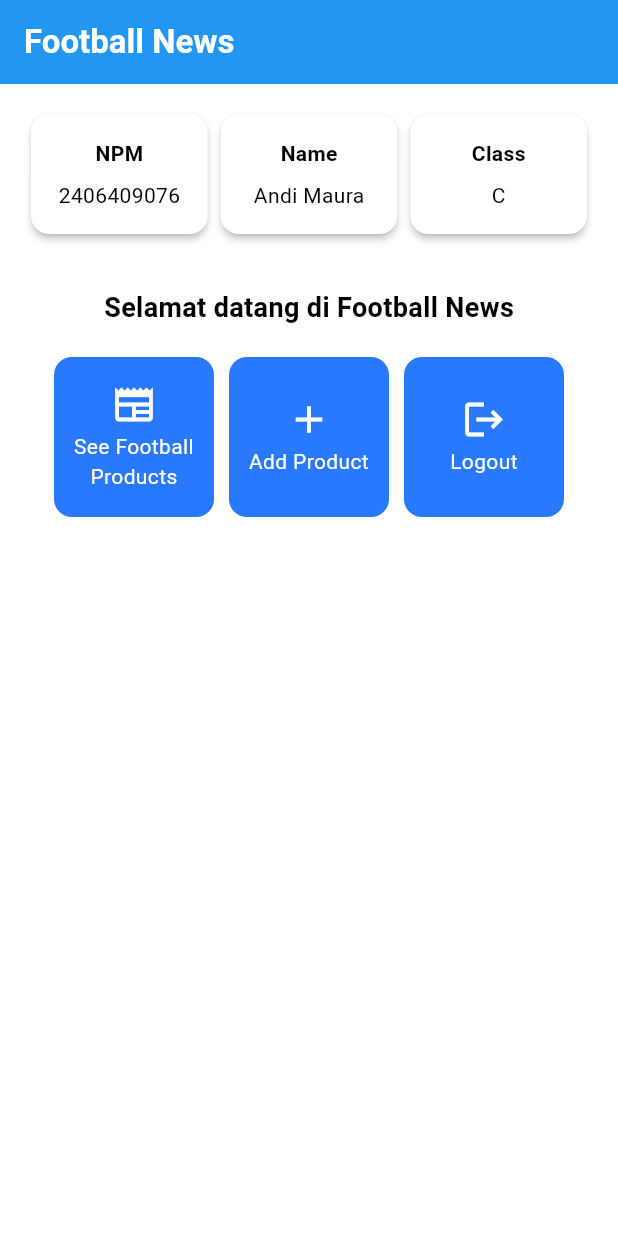
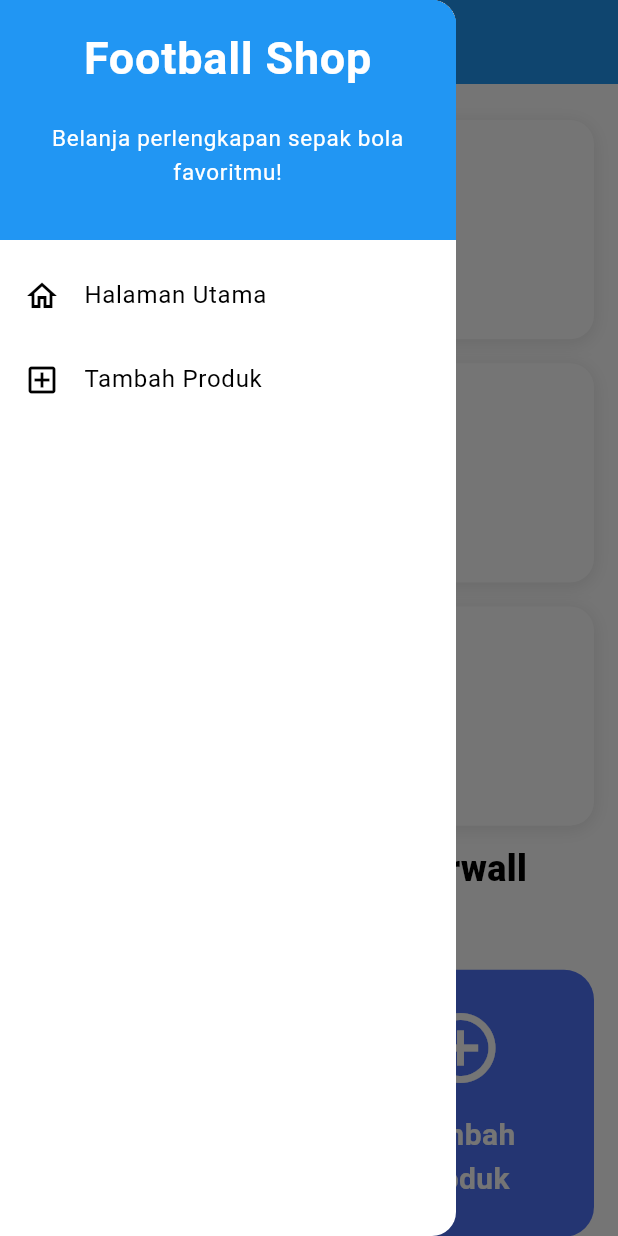
Before and after one commit to andimaaura/wonderwall-kicks-mobile, a Flutter app: the screen it shows after launch, with the side drawer open (before the commit the screen has no drawer), on a phone screen of 412 x 824 dp. Run offline on Flutter 3.47's test engine with Material 3 defaults, Android fonts, the light colour scheme and no system bars.

Commit message:
Finish Tugas 8

```diff
--- a/lib/main.dart
+++ b/lib/main.dart
@@ -1,5 +1,5 @@
 import 'package:flutter/material.dart';
-import 'package:wonderwall_kicks_mobile/menu.dart';
+import 'package:wonderwall_kicks_mobile/screens/menu.dart';
 
 void main() {
   runApp(const MyApp());
@@ -8,31 +8,15 @@ void main() {
 class MyApp extends StatelessWidget {
   const MyApp({super.key});
 
-  // This widget is the root of your application.
   @override
   Widget build(BuildContext context) {
     return MaterialApp(
-      title: 'Flutter Demo',
+      title: 'Football Shop',
       theme: ThemeData(
-        // This is the theme of your application.
-        //
-        // TRY THIS: Try running your application with "flutter run". You'll see
-        // the application has a purple toolbar. Then, without quitting the app,
-        // try changing the seedColor in the colorScheme below to Colors.green
-        // and then invoke "hot reload" (save your changes or press the "hot
-        // reload" button in a Flutter-supported IDE, or press "r" if you used
-        // the command line to start the app).
-        //
-        // Notice that the counter didn't reset back to zero; the application
-        // state is not lost during the reload. To reset the state, use hot
-        // restart instead.
-        //
-        // This works for code too, not just values: Most code changes can be
-        // tested with just a hot reload.
-         colorScheme: ColorScheme.fromSwatch(primarySwatch: Colors.blue)
-         .copyWith(secondary: Colors.blueAccent[400]),
+        colorScheme: ColorScheme.fromSwatch(primarySwatch: Colors.blue)
+            .copyWith(secondary: Colors.blueAccent[400]),
       ),
-      home: MyHomePage(),
+      home: const MyHomePage(),
     );
   }
 }
--- a/lib/menu.dart
+++ /dev/null
@@ -1,164 +0,0 @@
-import 'package:flutter/material.dart';
-
-class MyHomePage extends StatelessWidget {
-  const MyHomePage({super.key});
-
-  // Data identitas
-  final String nama = "Andi Maura"; // nama
-  final String npm = "2406409076"; // npm
-  final String kelas = "C"; // kelas
-
-  // Daftar item menu
-  final List<ItemHomepage> items = const [
-    ItemHomepage("See Football Products", Icons.newspaper),
-    ItemHomepage("Add Product", Icons.add),
-    ItemHomepage("Logout", Icons.logout),
-  ];
-
-  @override
-  Widget build(BuildContext context) {
-    return Scaffold(
-      appBar: AppBar(
-        title: const Text(
-          'Football News',
-          style: TextStyle(
-            color: Colors.white,
-            fontWeight: FontWeight.bold,
-          ),
-        ),
-        backgroundColor: Theme.of(context).colorScheme.primary,
-      ),
-      body: Padding(
-        padding: const EdgeInsets.all(16.0),
-        child: Column(
-          crossAxisAlignment: CrossAxisAlignment.center,
-          children: [
-            // Baris InfoCard
-            Row(
-              mainAxisAlignment: MainAxisAlignment.spaceEvenly,
-              children: [
-                InfoCard(title: 'NPM', content: npm),
-                InfoCard(title: 'Name', content: nama),
-                InfoCard(title: 'Class', content: kelas),
-              ],
-            ),
-
-            const SizedBox(height: 16.0),
-
-            Center(
-              child: Column(
-                children: [
-                  const Padding(
-                    padding: EdgeInsets.only(top: 16.0),
-                    child: Text(
-                      'Selamat datang di Football News',
-                      style: TextStyle(
-                        fontWeight: FontWeight.bold,
-                        fontSize: 18.0,
-                      ),
-                    ),
-                  ),
-
-                  // Grid menu
-                  GridView.count(
-                    primary: false, // hindari konflik scroll dalam Column
-                    padding: const EdgeInsets.all(20),
-                    crossAxisSpacing: 10,
-                    mainAxisSpacing: 10,
-                    crossAxisCount: 3,
-                    shrinkWrap: true,
-                    children: items.map((ItemHomepage item) {
-                      return ItemCard(item);
-                    }).toList(),
-                  ),
-                ],
-              ),
-            ),
-          ],
-        ),
-      ),
-    );
-  }
-}
-
-class InfoCard extends StatelessWidget {
-  final String title; // Judul kartu
-  final String content; // Isi kartu
-
-  const InfoCard({super.key, required this.title, required this.content});
-
-  @override
-  Widget build(BuildContext context) {
-    return Card(
-      elevation: 2.0,
-      child: Container(
-        width: MediaQuery.of(context).size.width / 3.5,
-        padding: const EdgeInsets.all(16.0),
-        child: Column(
-          children: [
-            Text(
-              title,
-              style: const TextStyle(fontWeight: FontWeight.bold),
-            ),
-            const SizedBox(height: 8.0),
-            Text(content),
-          ],
-        ),
-      ),
-    );
-  }
-}
-
-class ItemHomepage {
-  final String name;
-  final IconData icon;
-
-  const ItemHomepage(this.name, this.icon);
-}
-
-class ItemCard extends StatelessWidget {
-  final ItemHomepage item;
-
-  const ItemCard(this.item, {super.key});
-
-  @override
-  Widget build(BuildContext context) {
-    final radius = BorderRadius.circular(12);
-
-    return Material(
-      color: Theme.of(context).colorScheme.secondary,
-      borderRadius: radius,
-      child: InkWell(
-        borderRadius: radius,
-        onTap: () {
-          ScaffoldMessenger.of(context)
-            ..hideCurrentSnackBar()
-            ..showSnackBar(
-              SnackBar(content: Text("Kamu telah menekan tombol ${item.name}!")),
-            );
-        },
-        child: Container(
-          padding: const EdgeInsets.all(8),
-          child: Center(
-            child: Column(
-              mainAxisAlignment: MainAxisAlignment.center,
-              children: [
-                Icon(
-                  item.icon,
-                  color: Colors.white,
-                  size: 30.0,
-                ),
-                const SizedBox(height: 3),
-                Text(
-                  item.name,
-                  textAlign: TextAlign.center,
-                  style: const TextStyle(color: Colors.white),
-                ),
-              ],
-            ),
-          ),
-        ),
-      ),
-    );
-  }
-}
--- /dev/null
+++ b/lib/screens/menu.dart
@@ -0,0 +1,117 @@
+import 'package:flutter/material.dart';
+import 'package:wonderwall_kicks_mobile/widgets/left_drawer.dart';
+import 'package:wonderwall_kicks_mobile/widgets/product_card.dart';
+
+class MyHomePage extends StatelessWidget {
+  const MyHomePage({super.key});
+
+  final String nama = "Andi Maura Azzahra";
+  final String npm = "2406409076";
+  final String kelas = "C";
+
+  @override
+  Widget build(BuildContext context) {
+    final items = const [
+      ItemHomepage("Lihat Produk", Icons.shopping_bag_outlined),
+      ItemHomepage("Tambah Produk", Icons.add_circle_outline),
+      ItemHomepage("Logout", Icons.exit_to_app),
+    ];
+
+    return Scaffold(
+      appBar: AppBar(
+        title: const Text(
+          'Football Shop',
+          style: TextStyle(color: Colors.white, fontWeight: FontWeight.bold),
+        ),
+        backgroundColor: Theme.of(context).colorScheme.primary,
+      ),
+      drawer: const LeftDrawer(),
+      body: SingleChildScrollView(
+        padding: const EdgeInsets.symmetric(vertical: 24, horizontal: 16),
+        child: Column(
+          crossAxisAlignment: CrossAxisAlignment.start,
+          children: [
+            LayoutBuilder(
+              builder: (context, constraints) {
+                final w = constraints.maxWidth;
+                int cross = 3;
+                if (w < 700) cross = 2;
+                if (w < 420) cross = 1;
+                return GridView.count(
+                  crossAxisCount: cross,
+                  mainAxisSpacing: 16,
+                  crossAxisSpacing: 16,
+                  childAspectRatio: 2.6,
+                  shrinkWrap: true,
+                  physics: const NeverScrollableScrollPhysics(),
+                  children: [
+                    InfoCard(title: 'NPM', content: npm),
+                    InfoCard(title: 'Name', content: nama),
+                    InfoCard(title: 'Class', content: kelas),
+                  ],
+                );
+              },
+            ),
+            const SizedBox(height: 12),
+            const Text(
+              "Selamat datang di Wonderwall Kicks",
+              style: TextStyle(fontSize: 24, fontWeight: FontWeight.w800),
+            ),
+            const SizedBox(height: 16),
+            LayoutBuilder(
+              builder: (context, constraints) {
+                final w = constraints.maxWidth;
+                int cross = 3;
+                if (w < 900) cross = 2;
+                if (w < 380) cross = 1;
+                return GridView.count(
+                  crossAxisCount: cross,
+                  mainAxisSpacing: 24,
+                  crossAxisSpacing: 24,
+                  childAspectRatio: 1,
+                  shrinkWrap: true,
+                  physics: const NeverScrollableScrollPhysics(),
+                  children: items.map((e) => ProductCard(item: e)).toList(),
+                );
+              },
+            ),
+          ],
+        ),
+      ),
+    );
+  }
+}
+
+class InfoCard extends StatelessWidget {
+  final String title;
+  final String content;
+  const InfoCard({super.key, required this.title, required this.content});
+
+  @override
+  Widget build(BuildContext context) {
+    return Container(
+      padding: const EdgeInsets.symmetric(vertical: 22, horizontal: 16),
+      decoration: BoxDecoration(
+        color: Colors.white,
+        borderRadius: BorderRadius.circular(16),
+        boxShadow: const [
+          BoxShadow(
+            blurRadius: 10,
+            offset: Offset(0, 2),
+            color: Color(0x1A000000),
+          ),
+        ],
+      ),
+      child: Column(
+        mainAxisAlignment: MainAxisAlignment.center,
+        children: [
+          Text(title,
+              style:
+                  const TextStyle(fontSize: 22, fontWeight: FontWeight.w800)),
+          const SizedBox(height: 8),
+          Text(content, style: const TextStyle(fontSize: 18)),
+        ],
+      ),
+    );
+  }
+}
--- /dev/null
+++ b/lib/widgets/left_drawer.dart
@@ -0,0 +1,60 @@
+import 'package:flutter/material.dart';
+import 'package:wonderwall_kicks_mobile/screens/menu.dart';
+import 'package:wonderwall_kicks_mobile/screens/product_form_page.dart';
+
+class LeftDrawer extends StatelessWidget {
+  const LeftDrawer({super.key});
+
+  @override
+  Widget build(BuildContext context) {
+    return Drawer(
+      child: ListView(
+        padding: EdgeInsets.zero,
+        children: [
+          const DrawerHeader(
+            decoration: BoxDecoration(color: Colors.blue),
+            child: Column(
+              crossAxisAlignment: CrossAxisAlignment.center,
+              children: [
+                Text(
+                  'Football Shop',
+                  textAlign: TextAlign.center,
+                  style: TextStyle(
+                      fontSize: 30,
+                      fontWeight: FontWeight.bold,
+                      color: Colors.white),
+                ),
+                Padding(padding: EdgeInsets.all(10)),
+                Text(
+                  "Belanja perlengkapan sepak bola favoritmu!",
+                  textAlign: TextAlign.center,
+                  style: TextStyle(fontSize: 15, color: Colors.white),
+                ),
+              ],
+            ),
+          ),
+          ListTile(
+            leading: const Icon(Icons.home_outlined),
+            title: const Text('Halaman Utama'),
+            onTap: () {
+              Navigator.pushReplacement(
+                context,
+                MaterialPageRoute(builder: (context) => const MyHomePage()),
+              );
+            },
+          ),
+          ListTile(
+            leading: const Icon(Icons.add_box_outlined),
+            title: const Text('Tambah Produk'),
+            onTap: () {
+              Navigator.pushReplacement(
+                context,
+                MaterialPageRoute(builder: (context) => const ProductFormPage()),
+              );
+            },
+          ),
+        ],
+      ),
+    );
+  }
+}
--- /dev/null
+++ b/lib/widgets/product_card.dart
@@ -0,0 +1,57 @@
+import 'package:flutter/material.dart';
+import 'package:wonderwall_kicks_mobile/screens/product_form_page.dart';
+
+class ItemHomepage {
+  final String name;
+  final IconData icon;
+  const ItemHomepage(this.name, this.icon);
+}
+
+class ProductCard extends StatelessWidget {
+  final ItemHomepage item;
+  const ProductCard({super.key, required this.item});
+
+  @override
+  Widget build(BuildContext context) {
+    return Material(
+      color: const Color(0xFF4F74F9),
+      borderRadius: BorderRadius.circular(20),
+      child: InkWell(
+        borderRadius: BorderRadius.circular(20),
+        onTap: () {
+          ScaffoldMessenger.of(context)
+            ..hideCurrentSnackBar()
+            ..showSnackBar(
+              SnackBar(content: Text("Kamu menekan tombol ${item.name}!")),
+            );
+
+          if (item.name == "Tambah Produk") {
+            Navigator.push(
+              context,
+              MaterialPageRoute(builder: (_) => const ProductFormPage()),
+            );
+          }
+        },
+        child: Container(
+          padding: const EdgeInsets.all(24),
+          constraints: const BoxConstraints(minHeight: 140),
+          child: Column(
+            mainAxisAlignment: MainAxisAlignment.center,
+            children: [
+              Icon(item.icon, size: 56, color: Colors.white),
+              const SizedBox(height: 16),
+              Text(
+                item.name,
+                textAlign: TextAlign.center,
+                style: const TextStyle(
+                    color: Colors.white,
+                    fontSize: 20,
+                    fontWeight: FontWeight.w600),
+              ),
+            ],
+          ),
+        ),
+      ),
+    );
+  }
+}
```
Also changed, not shown: lib/screens/product_form_page.dart (added, +190 -0 lines), 1 other file.
